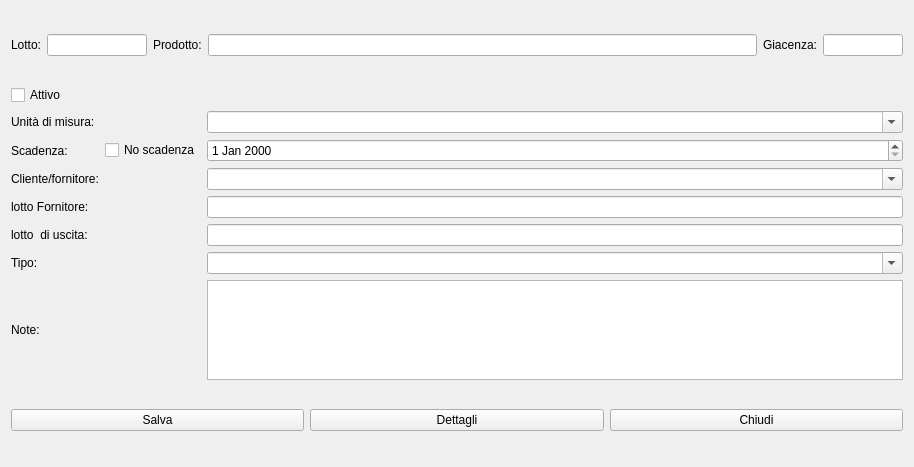
First picture: the form in hmodifylot.ui, repository fblabs/hamlet-mod-sancon, before the edit.
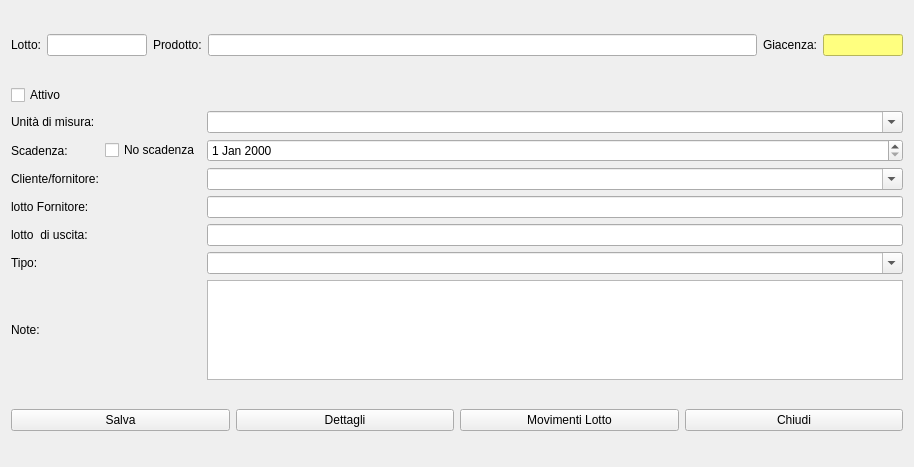
Second picture: the form after the edit. Icons and pictures are not drawn.

```diff
--- a/hmodifylot.ui
+++ b/hmodifylot.ui
@@ -27,6 +27,12 @@
          <height>16777215</height>
         </size>
        </property>
+       <property name="styleSheet">
+        <string notr="true">background-color: rgb(255, 255, 127);</string>
+       </property>
+       <property name="readOnly">
+        <bool>true</bool>
+       </property>
       </widget>
      </item>
      <item row="0" column="4">
@@ -248,6 +254,23 @@
        </property>
       </widget>
      </item>
+     <item>
+      <widget class="QPushButton" name="pbLotOperations">
+       <property name="text">
+        <string>Movimenti Lotto</string>
+       </property>
+       <property name="icon">
+        <iconset resource="icons.qrc">
+         <normaloff>:/Resources/Wood-4-icon.png</normaloff>:/Resources/Wood-4-icon.png</iconset>
+       </property>
+       <property name="iconSize">
+        <size>
+         <width>32</width>
+         <height>32</height>
+        </size>
+       </property>
+      </widget>
+     </item>
      <item>
       <widget class="QPushButton" name="pbClose">
        <property name="text">
```
Left out of the diff: 6 changed lines with no effect on the pictures.
